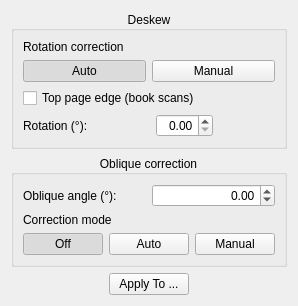
Old version of the form src/core/filters/deskew/OptionsWidget.ui in the repository karnigen/scantailor-advanced.
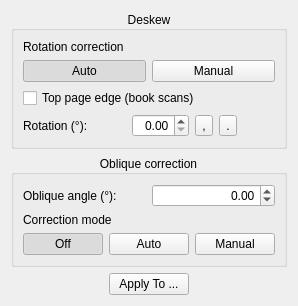
New version of the form. Custom widgets are drawn as their Qt base class.

The edit to the form file:
```diff
--- a/src/core/filters/deskew/OptionsWidget.ui
+++ b/src/core/filters/deskew/OptionsWidget.ui
@@ -117,6 +117,44 @@
           </property>
          </widget>
         </item>
+        <item>
+         <widget class="QToolButton" name="rotateLeftBtn">
+          <property name="text">
+           <string>,</string>
+          </property>
+          <property name="iconSize">
+           <size>
+            <width>16</width>
+            <height>16</height>
+           </size>
+          </property>
+          <property name="toolButtonStyle">
+           <enum>Qt::ToolButtonTextBesideIcon</enum>
+          </property>
+          <property name="toolTip">
+           <string>Rotate the page counter-clockwise by 0.10 degrees. Shortcut: comma.</string>
+          </property>
+         </widget>
+        </item>
+        <item>
+         <widget class="QToolButton" name="rotateRightBtn">
+          <property name="text">
+           <string>.</string>
+          </property>
+          <property name="iconSize">
+           <size>
+            <width>16</width>
+            <height>16</height>
+           </size>
+          </property>
+          <property name="toolButtonStyle">
+           <enum>Qt::ToolButtonTextBesideIcon</enum>
+          </property>
+          <property name="toolTip">
+           <string>Rotate the page clockwise by 0.10 degrees. Shortcut: period.</string>
+          </property>
+         </widget>
+        </item>
         <item>
          <spacer>
           <property name="orientation">
```
